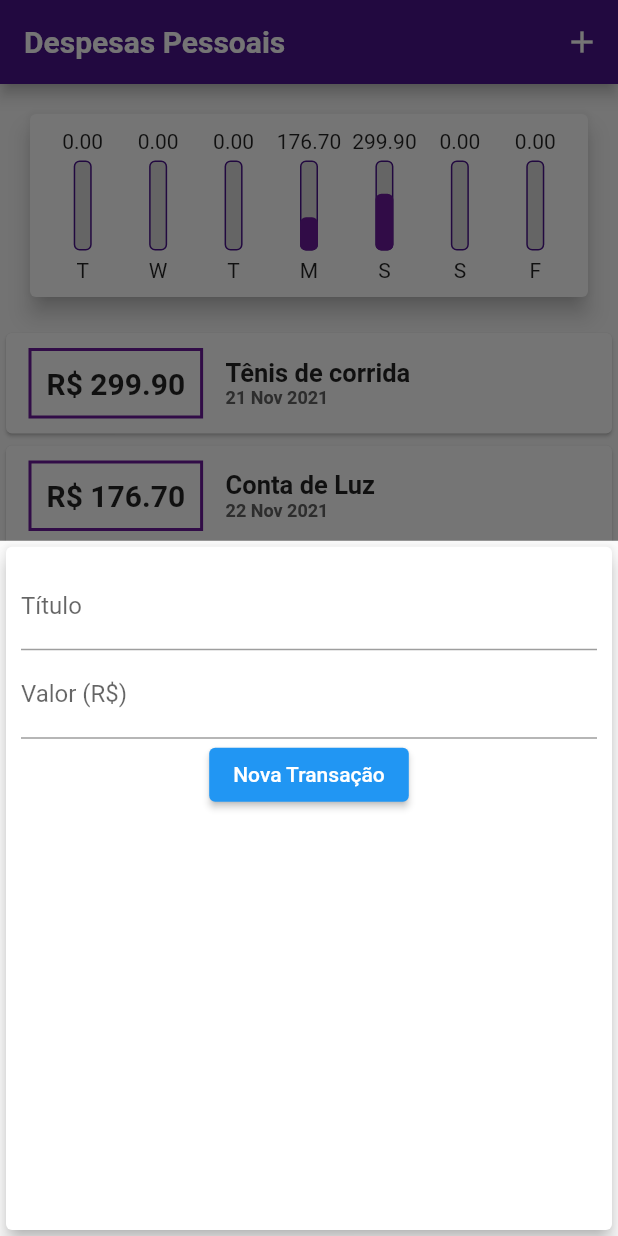
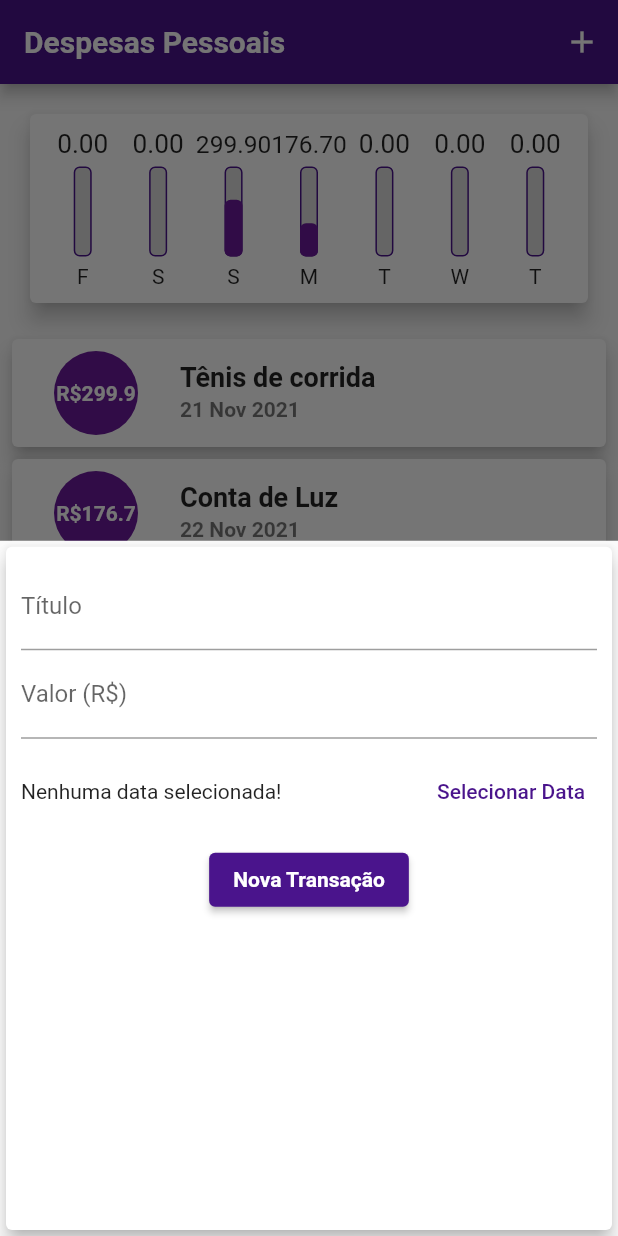
Before and after one commit to gbarth/despesasPessoais, a Flutter app: the screen it shows after launch, after a tap on the "add" icon, on a phone screen of 412 x 824 dp. Run offline on Flutter 3.47's test engine with Material 2 defaults, Android fonts, the phone set to English and light mode, and no system bars; our stand-ins replace google_fonts; Roboto replaces fonts that are missing (Play).

Commit message:
Opção para selecionar data

```diff
--- a/lib/components/chart.dart
+++ b/lib/components/chart.dart
@@ -31,7 +31,7 @@ class Chart extends StatelessWidget {
         'day': DateFormat.E().format(weekDay)[0],
         'value': totalSum,
       };
-    });
+    }).reversed.toList();
   }
 
   double get _weekTotalValue {
--- a/lib/components/chart_bar.dart
+++ b/lib/components/chart_bar.dart
@@ -15,8 +15,11 @@ class ChartBar extends StatelessWidget {
   Widget build(BuildContext context) {
     return Column(
       children: [
-        FittedBox(
-          child: Text('${value.toStringAsFixed(2)}')
+        Container(
+          height: 20,
+          child: FittedBox(
+            child: Text('${value.toStringAsFixed(2)}')
+          ),
         ),
         const SizedBox(height: 5),
         Container(
--- a/lib/components/transaction_form.dart
+++ b/lib/components/transaction_form.dart
@@ -1,4 +1,6 @@
 import 'package:flutter/material.dart';
+import 'package:intl/intl.dart';
+import 'package:google_fonts/google_fonts.dart';
 
 class TransactionForm extends StatefulWidget {
   final void Function(String, double) onSubmit;
@@ -10,19 +12,36 @@ class TransactionForm extends StatefulWidget {
 }
 
 class _TransactionFormState extends State<TransactionForm> {
-  final titleController = TextEditingController();
+  final _titleController = TextEditingController();
+  final _valueController = TextEditingController();
+  var _selectedDate;
 
-  final valueController = TextEditingController();
+  _submitForm() {
+    final title = _titleController.text;
+    final value = double.tryParse(_valueController.text) ?? 0.0;
 
-  _submitForm(){
-    final title = titleController.text;
-    final value = double.tryParse(valueController.text) ?? 0.0;
-
-    if(title.isEmpty || value <= 0){
+    if (title.isEmpty || value <= 0) {
       return;
     }
 
     widget.onSubmit(title, value);
+  }
+
+  _showDatePicker() {
+    showDatePicker(
+        context: context,
+        initialDate: DateTime.now(),
+        firstDate: DateTime(2020),
+        lastDate: DateTime.now(),
+  ).then((pickedDate){
+    if(pickedDate == null) {
+      return;
+    }
+
+    setState(() {
+     _selectedDate = pickedDate;
+    });
+   });
   }
 
   @override
@@ -32,28 +51,49 @@ class _TransactionFormState extends State<TransactionForm> {
       child: Padding(
         padding: const EdgeInsets.all(10),
         child: Column(
-                children: <Widget> [
+          children: <Widget>[
             TextField(
-                    controller: titleController,
+              controller: _titleController,
               onSubmitted: (_) => _submitForm(),
-                    decoration: const InputDecoration(
-                      labelText: 'Título'
+              decoration: const InputDecoration(labelText: 'Título'),
+            ),
+            TextField(
+              controller: _valueController,
+              keyboardType: TextInputType.numberWithOptions(decimal: true),
+              onSubmitted: (_) => _submitForm(),
+              decoration: const InputDecoration(labelText: 'Valor (R\$)'),
+            ),
+            Container(
+              height: 70,
+              child: Row(
+                children: <Widget>[
+                  Expanded(
+                    child: Text(
+                      _selectedDate == null
+                        ? 'Nenhuma data selecionada!'
+                        : DateFormat('d/MM/y').format(_selectedDate)
                       ),
                   ),
-                  TextField(
-                    controller: valueController,
-                    keyboardType: TextInputType.numberWithOptions(decimal: true),
-                    onSubmitted: (_) => _submitForm(),
-                    decoration: const InputDecoration(
-                      labelText: 'Valor (R\$)'
+                  TextButton(
+                    onPressed: _showDatePicker,
+                    child: Text(
+                      'Selecionar Data',
+                      style: GoogleFonts.play(
+                          color: Theme.of(context).primaryColor),
+                    ),
+                  )
+                ],
               ),
             ),
             Row(
               mainAxisAlignment: MainAxisAlignment.center,
-                    children:  <Widget> [
+              children: <Widget>[
                 ElevatedButton(
                   child: Text('Nova Transação'),
                   onPressed: _submitForm,
+                  style: ElevatedButton.styleFrom(
+                      primary: Theme.of(context).primaryColor,
+                      textStyle: GoogleFonts.play(fontWeight: FontWeight.bold)),
                 ),
               ],
             )
--- a/lib/components/transaction_list.dart
+++ b/lib/components/transaction_list.dart
@@ -35,46 +35,39 @@ class TransactionList extends StatelessWidget {
               itemBuilder: (ctx, index) {
                 final tr = transactions[index];
                 return Card(
-                  child: Row(
-                    children: <Widget>[
-                      Container(
-                        margin: const EdgeInsets.symmetric(
-                            horizontal: 15, vertical: 10),
-                        decoration: BoxDecoration(
-                            border: Border.all(
-                          color: Theme.of(context).accentColor,
-                          width: 2,
-                        )),
-                        padding: const EdgeInsets.all(10),
+                  elevation: 5,
+                  margin: const EdgeInsets.symmetric(vertical: 4, horizontal: 8),
+                  child: ListTile(
+                    leading: CircleAvatar(
+                      backgroundColor: Theme.of(context).accentColor,
+                      radius: 40,
+                      child: Padding(
+                        padding: EdgeInsets.all(6.0),
+                        child: FittedBox(
                           child: Text(
-                          'R\$ ${tr.value.toStringAsFixed(2)}',
+                            'R\$${tr.value}',
                             style: GoogleFonts.play(
+                              color: Colors.white,
                               fontWeight: FontWeight.bold,
-                            fontSize: 20,
+                              fontSize: 14
                             ),
                           ),
                         ),
-                      Column(
-                        crossAxisAlignment: CrossAxisAlignment.start,
-                        children: <Widget>[
-                          Text(
+                      ),
+                    ),
+                    title: Text(
                       tr.title,
                       style: GoogleFonts.play(
                         fontWeight: FontWeight.bold,
-                              fontSize: 17,
+                        fontSize: 18,
                       ),
                     ),
-                          Text(
+                    subtitle: Text(
                       DateFormat('d MMM y').format(tr.date),
-                            style: TextStyle(
-                              fontWeight: FontWeight.bold,
-                              color: Colors.grey[700],
-                              fontSize: 12,
+                      style: GoogleFonts.play(
+                        fontWeight: FontWeight.bold
                       ),
                     ),
-                        ],
-                      )
-                    ],
                   ),
                 );
               },
```
Lines whose indentation alone changed are shown as unchanged.
